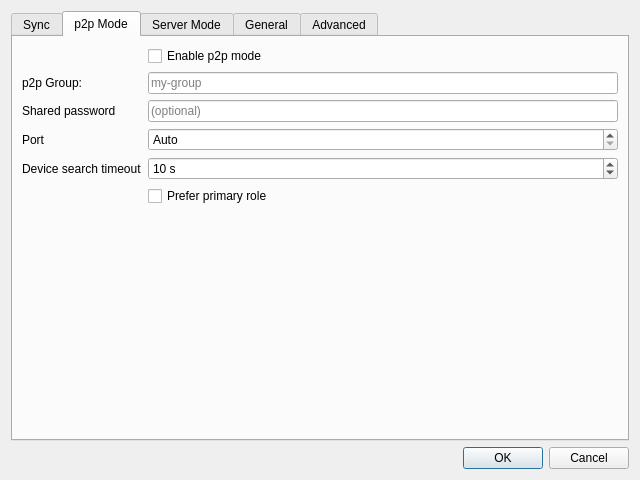
Before: the Qt Designer form hsync_desktop/ui/settings_dialog.ui in albertsdk/hsync-desktop, drawn with Qt 5.
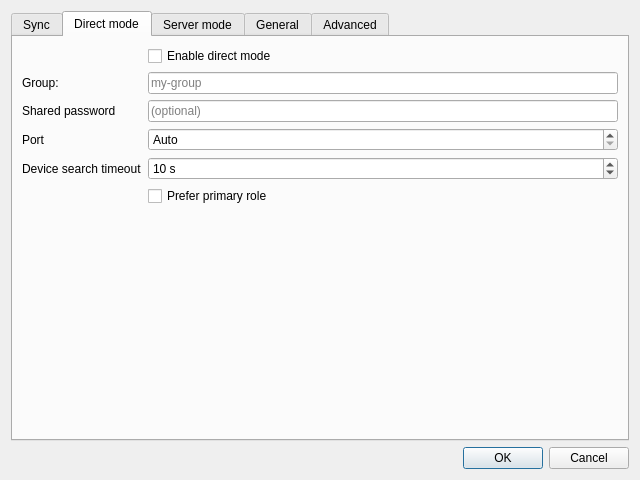
After: the same form once the commit is applied. The open tabs and pages were chosen to show the change. Icons and pictures are not drawn.

Commit message: refactor(ui): name the two connection modes Direct mode and Server mode

What changed in the file:
```diff
--- a/hsync_desktop/ui/settings_dialog.ui
+++ b/hsync_desktop/ui/settings_dialog.ui
@@ -248,7 +248,7 @@
      <!-- Tab: p2p -->
      <widget class="QWidget" name="tabP2p">
       <attribute name="title">
-       <string>p2p Mode</string>
+       <string>Direct mode</string>
       </attribute>
       <attribute name="icon">
        <iconset theme="network-p2p"/>
@@ -257,14 +257,14 @@
        <item row="0" column="1">
         <widget class="QCheckBox" name="p2pMode">
          <property name="text">
-          <string>Enable p2p mode</string>
+          <string>Enable direct mode</string>
          </property>
         </widget>
        </item>
        <item row="1" column="0">
         <widget class="QLabel" name="lblP2pGroup">
          <property name="text">
-          <string>p2p Group:</string>
+          <string>Group:</string>
          </property>
         </widget>
        </item>
@@ -353,7 +353,7 @@
      <!-- Tab: Server Mode (was Connection) -->
      <widget class="QWidget" name="tabConnection">
       <attribute name="title">
-       <string>Server Mode</string>
+       <string>Server mode</string>
       </attribute>
       <attribute name="icon">
        <iconset theme="preferences-system-network"/>
```
Left out of the diff: 4 changed lines with no effect on the pictures. The commit also changes 31 other files.
